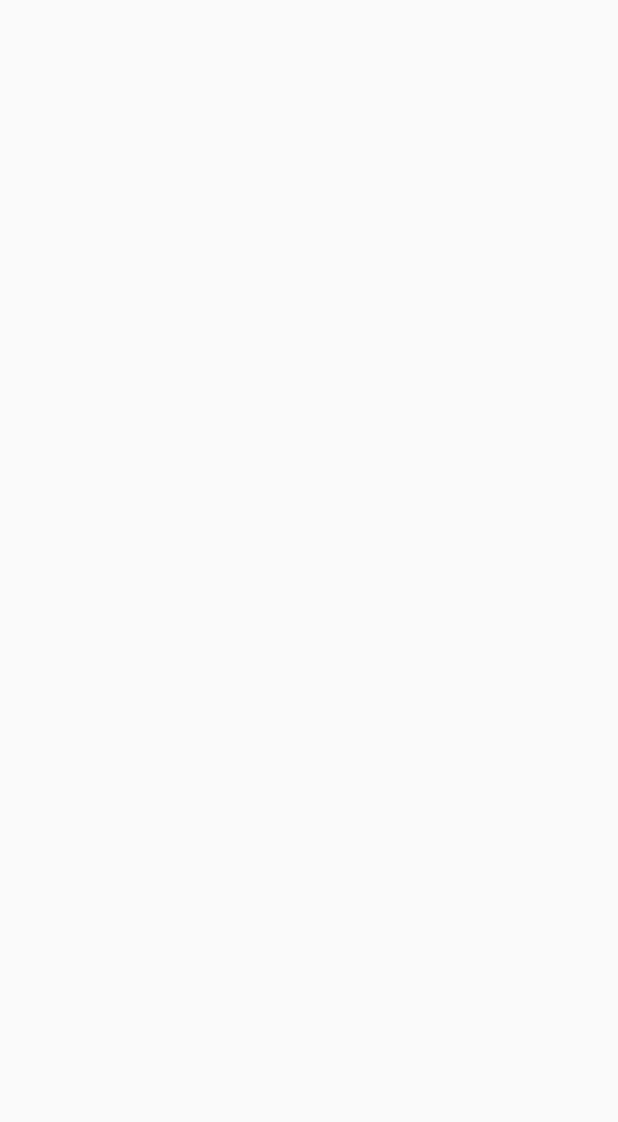
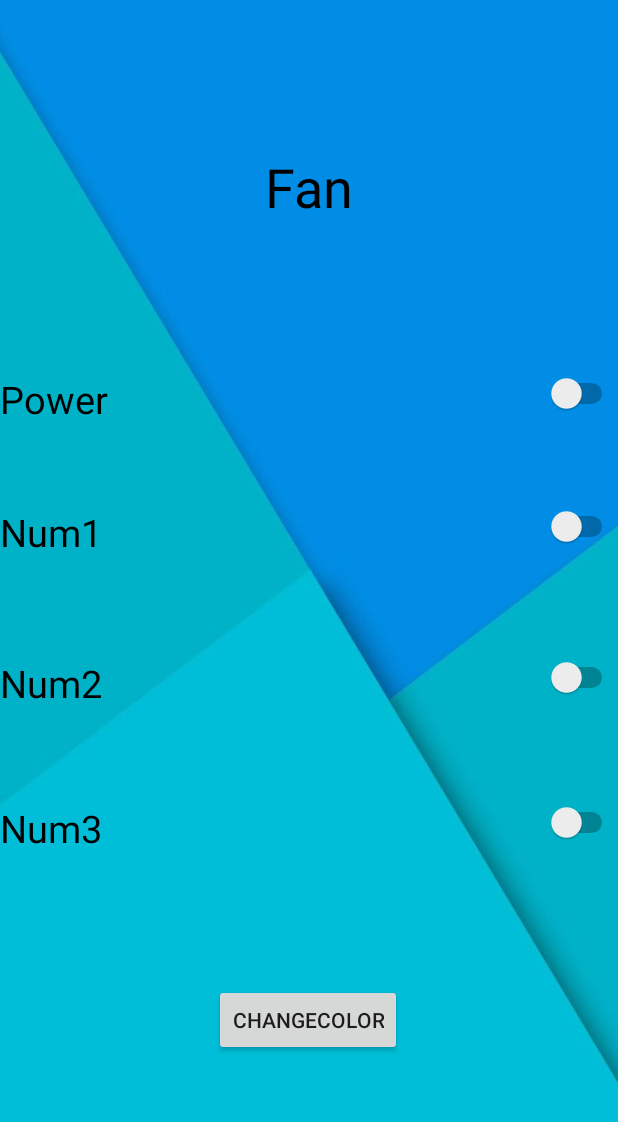
Before and after one commit to crydonry/IoTHomeV2, an Android app: the Fan screen opened directly, with no data from a screen before it, on a phone screen of 412 x 824 dp. Before the commit the part shown is empty. Shown: the top 1122 px of the screen. Run offline under Robolectric (Android 15) with nearby library versions, the phone set to English and light mode, and no system bars; our stand-ins replace Firebase (no records; nobody signed in at launch, a user with empty details on screens opened directly).

Commit message:
add Fan
Add Fan and connect firebase

```diff
--- a/IoTHome/app/src/main/AndroidManifest.xml
+++ b/IoTHome/app/src/main/AndroidManifest.xml
@@ -9,7 +9,7 @@
         android:roundIcon="@mipmap/ic_launcher_round"
         android:supportsRtl="true"
         android:theme="@style/AppTheme">
-        <activity android:name=".Fan"></activity>
+        <activity android:name=".Fan"/>
         <activity android:name=".Register" />
         <activity android:name=".MainActivity" />
         <activity android:name=".LightRGBActivity" />
--- a/IoTHome/app/src/main/java/com/companyname/iothome/Fan.java
+++ b/IoTHome/app/src/main/java/com/companyname/iothome/Fan.java
@@ -3,12 +3,76 @@ package com.companyname.iothome;
 import androidx.appcompat.app.AppCompatActivity;
 
 import android.os.Bundle;
+import android.view.View;
+import android.widget.Button;
+import android.widget.Switch;
+import android.widget.Toast;
+
+import com.google.firebase.database.DatabaseReference;
+import com.google.firebase.database.FirebaseDatabase;
 
 public class Fan extends AppCompatActivity {
 
+    Switch power,num1,num2,num3;
+    FirebaseDatabase firebaseDatabase;
+    DatabaseReference powerOnOff,lowpower,midpower,highpower;
+    Button changeColor;
     @Override
     protected void onCreate(Bundle savedInstanceState) {
         super.onCreate(savedInstanceState);
         setContentView(R.layout.activity_fan);
+
+
+        power = findViewById(R.id.power_sw);
+        num1 = findViewById(R.id.number1_sw);
+        num2 = findViewById(R.id.number2_sw);
+        num3 = findViewById(R.id.number3_sw);
+        changeColor = findViewById(R.id.changeColor_btn);
+
+        firebaseDatabase = FirebaseDatabase.getInstance();
+        powerOnOff=firebaseDatabase.getReference("IoT/Fan/power");
+        lowpower=firebaseDatabase.getReference("IoT/Fan/lowpower");
+        midpower=firebaseDatabase.getReference("IoT/Fan/midpower");
+        highpower=firebaseDatabase.getReference("IoT/Fan/highpower");
+
+        changeColor.setOnClickListener(new View.OnClickListener() {
+            @Override
+            public void onClick(View v) {
+                String pow, low, mid, high;
+                if(power.isChecked()){
+
+                    powerOnOff.setValue(1);
+                    pow = power.getTextOn().toString();
+                }else{
+                    powerOnOff.setValue(0);
+                    pow = power.getTextOff().toString();
+                }
+                if(num1.isChecked()){
+                    lowpower.setValue(1);
+                    low = num1.getTextOn().toString();
+                }else{
+                    lowpower.setValue(0);
+                    low = num1.getTextOff().toString();
+                }
+                if(num2.isChecked()){
+                    midpower.setValue(1);
+                    mid = num2.getTextOn().toString();
+                }else{
+                    midpower.setValue(0);
+                    mid = num2.getTextOff().toString();
+                }
+                if(num3.isChecked()){
+                    highpower.setValue(1);
+                    high = num3.getTextOn().toString();
+
+                }else{
+                    highpower.setValue(0);
+                    high = num3.getTextOff().toString();
+                }
+                Toast.makeText(Fan.this,"Power - "+pow + " \n" + "Low Power - " + low + " \n" +"Mid Power - "+ mid + " \n" +"High Power - "+ high,Toast.LENGTH_SHORT).show();
+            }
+        });
+
+
     }
 }
--- a/IoTHome/app/src/main/java/com/companyname/iothome/MainActivity.java
+++ b/IoTHome/app/src/main/java/com/companyname/iothome/MainActivity.java
@@ -22,9 +22,9 @@ public class MainActivity extends AppCompatActivity {
         setContentView(R.layout.activity_main);
 
 
-
     }
     public void toFan(View view) {
+
         startActivity(new Intent(MainActivity.this,Fan.class));
     }
     public void toLightRGB(View view) {
--- a/IoTHome/app/src/main/res/layout/activity_fan.xml
+++ b/IoTHome/app/src/main/res/layout/activity_fan.xml
@@ -4,6 +4,87 @@
     xmlns:tools="http://schemas.android.com/tools"
     android:layout_width="match_parent"
     android:layout_height="match_parent"
+    android:background="@drawable/bg"
     tools:context=".Fan">
 
+    <Switch
+        android:id="@+id/power_sw"
+        android:layout_width="fill_parent"
+        android:layout_height="wrap_content"
+        android:gravity="left"
+        android:text="Power"
+        android:textSize="25sp"
+        app:layout_constraintBottom_toBottomOf="parent"
+        app:layout_constraintEnd_toEndOf="parent"
+        app:layout_constraintHorizontal_bias="0.0"
+        app:layout_constraintStart_toStartOf="parent"
+        app:layout_constraintTop_toTopOf="parent"
+        app:layout_constraintVertical_bias="0.315" />
+
+    <Switch
+        android:id="@+id/number2_sw"
+        android:layout_width="fill_parent"
+        android:layout_height="wrap_content"
+        android:gravity="left"
+        android:text="Num2"
+        android:textSize="25sp"
+        app:layout_constraintBottom_toBottomOf="parent"
+        app:layout_constraintEnd_toEndOf="parent"
+        app:layout_constraintHorizontal_bias="0.0"
+        app:layout_constraintStart_toStartOf="parent"
+        app:layout_constraintTop_toTopOf="parent"
+        app:layout_constraintVertical_bias="0.555" />
+
+    <Switch
+        android:id="@+id/number3_sw"
+        android:layout_width="fill_parent"
+        android:layout_height="wrap_content"
+        android:gravity="left"
+        android:text="Num3"
+        android:textSize="25sp"
+        app:layout_constraintBottom_toBottomOf="parent"
+        app:layout_constraintEnd_toEndOf="parent"
+        app:layout_constraintHorizontal_bias="0.0"
+        app:layout_constraintStart_toStartOf="parent"
+        app:layout_constraintTop_toTopOf="parent"
+        app:layout_constraintVertical_bias="0.677" />
+
+    <Switch
+        android:id="@+id/number1_sw"
+        android:layout_width="fill_parent"
+        android:layout_height="wrap_content"
+        android:gravity="left"
+        android:text="Num1"
+        android:textSize="25sp"
+        app:layout_constraintBottom_toBottomOf="parent"
+        app:layout_constraintEnd_toEndOf="parent"
+        app:layout_constraintHorizontal_bias="0.0"
+        app:layout_constraintStart_toStartOf="parent"
+        app:layout_constraintTop_toTopOf="parent"
+        app:layout_constraintVertical_bias="0.427" />
+
+    <TextView
+        android:id="@+id/textView2"
+        android:layout_width="wrap_content"
+        android:layout_height="wrap_content"
+        android:text="Fan"
+        android:textColor="@color/Black"
+        android:textSize="36sp"
+        app:layout_constraintBottom_toTopOf="@+id/power_sw"
+        app:layout_constraintEnd_toEndOf="parent"
+        app:layout_constraintStart_toStartOf="parent"
+        app:layout_constraintTop_toTopOf="parent" />
+
+    <Button
+        android:id="@+id/changeColor_btn"
+        android:layout_width="wrap_content"
+        android:layout_height="wrap_content"
+        android:text="ChangeColor"
+        app:layout_constraintBottom_toBottomOf="parent"
+        app:layout_constraintEnd_toEndOf="parent"
+        app:layout_constraintHorizontal_bias="0.498"
+        app:layout_constraintStart_toStartOf="parent"
+        app:layout_constraintTop_toBottomOf="@+id/number3_sw"
+        app:layout_constraintVertical_bias="0.418" />
+
 </androidx.constraintlayout.widget.ConstraintLayout>
--- a/IoTHome/app/src/main/res/values/colors.xml
+++ b/IoTHome/app/src/main/res/values/colors.xml
@@ -1,6 +1,6 @@
 <?xml version="1.0" encoding="utf-8"?>
 <resources>
-    <color name="colorPrimary">#008577</color>
+    <color name="colorPrimary">#05A997</color>
     <color name="colorPrimaryDark">#00574B</color>
     <color name="colorAccent">#D81B60</color>
     <color name="White">#FFFFFF</color>
```
Also changed, not shown: IoTHome/app/src/main/res/layout/activity_login.xml (+33 -19 lines), IoTHome/app/src/main/res/layout/activity_register.xml (+15 -1 lines), IoTHome/app/src/main/res/drawable/icon.png (added).
